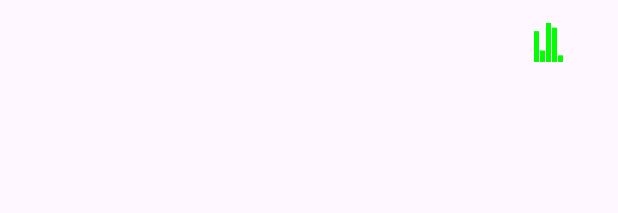
After one commit to maunc/MauncProject, an Android app: the layout item_local_music_tracks.xml on its own in the app's theme, with its tools: preview values and no code run, on a phone screen of 412 x 824 dp. The commit adds this screen. Shown: the top 213 px of the screen. Run offline under Robolectric (Android 15) with nearby library versions, the phone set to English and light mode, and no system bars.

Commit message:
1.localMusic当前播放列表

```diff
--- /dev/null
+++ b/app/src/main/java/com/us/maunc/ui/activity/localmusic/LocalMusicLineView.java
@@ -0,0 +1,67 @@
+package com.us.maunc.ui.activity.localmusic;
+
+import android.content.Context;
+import android.graphics.Canvas;
+import android.graphics.Color;
+import android.graphics.LinearGradient;
+import android.graphics.Paint;
+import android.util.AttributeSet;
+import android.view.View;
+
+public class LocalMusicLineView extends View {
+
+    private Paint mPaint;//所需要的画笔
+    private float mWidth; //画板的宽度
+    private float mRectWidth;  //统一绘制宽度  不变
+    private float mRectHeight;  //统一绘制高度  不断改变是×随机数改变
+    private float mRectCount = 5; //需要的个数
+    private int offsets = 1; //两个条之间的间距
+    private LinearGradient mLinearGradient;
+    private double mRandom;
+
+    public LocalMusicLineView(Context context, AttributeSet attrs, int defStyle) {
+        super(context, attrs, defStyle);
+        initView();
+    }
+
+    public LocalMusicLineView(Context context, AttributeSet attrs) {
+        super(context, attrs);
+        initView();
+    }
+
+    public LocalMusicLineView(Context context) {
+        super(context);
+        initView();
+    }
+
+    private void initView() {
+        mPaint = new Paint();
+        mPaint.setColor(Color.GREEN);
+        mPaint.setAntiAlias(true);
+    }
+
+    @Override
+    protected void onSizeChanged(int w, int h, int oldw, int oldh) {
+        super.onSizeChanged(w, h, oldw, oldh);
+        mWidth = getWidth();
+        mRectHeight = getHeight();
+        //mWidth 绘制宽度 占总宽的十分之六  (总宽/条数 = 每一个条的宽度)
+        mRectWidth = (int) (mWidth * 0.6 / mRectCount);
+    }
+
+    @Override
+    protected void onDraw(Canvas canvas) {
+        super.onDraw(canvas);
+        for (int i = 0; i < mRectCount; i++) {
+            mRandom = Math.random();
+            float currentHeight = (float) (mRectHeight * mRandom);
+            canvas.drawRect(
+                    (float) (mRectWidth * i + offsets), //左
+                    currentHeight,  //上
+                    (float) (mRectWidth * (i + 1)),  //右
+                    mRectHeight,  //下
+                    mPaint);
+        }
+        postInvalidateDelayed(180);
+    }
+}
--- /dev/null
+++ b/app/src/main/res/layout/item_local_music_tracks.xml
@@ -0,0 +1,28 @@
+<?xml version="1.0" encoding="utf-8"?>
+<RelativeLayout xmlns:android="http://schemas.android.com/apk/res/android"
+    android:layout_width="match_parent"
+    android:layout_height="@dimen/x75"
+    android:id="@+id/item_local_music_root_view">
+
+    <TextView
+        android:id="@+id/item_local_music_tv"
+        android:layout_width="wrap_content"
+        android:layout_height="wrap_content"
+        android:layout_centerVertical="true"
+        android:layout_marginStart="@dimen/x20"
+        android:layout_marginEnd="@dimen/x85"
+        android:ellipsize="marquee"
+        android:marqueeRepeatLimit="marquee_forever"
+        android:singleLine="true"
+        android:textColor="@color/black"
+        android:textSize="@dimen/x35"
+        android:textStyle="bold" />
+
+    <com.us.maunc.ui.activity.localmusic.LocalMusicLineView
+        android:id="@+id/item_local_music_line"
+        android:layout_width="@dimen/x50"
+        android:layout_height="@dimen/x50"
+        android:layout_alignParentEnd="true"
+        android:layout_centerVertical="true"
+        android:layout_marginEnd="@dimen/x35" />
+</RelativeLayout>
```
Also changed, not shown: app/src/main/java/com/us/maunc/ui/activity/localmusic/LocalMusicActivity.kt (+12 -1 lines), app/src/main/java/com/us/maunc/ui/activity/localmusic/LocalMusicService.kt (+9 -2 lines), app/src/main/java/com/us/maunc/ui/activity/localmusic/LocalMusicTracksDialog.kt (+67 -2 lines), app/src/main/res/layout/dialog_local_music_list.xml (added, +24 -0 lines).
